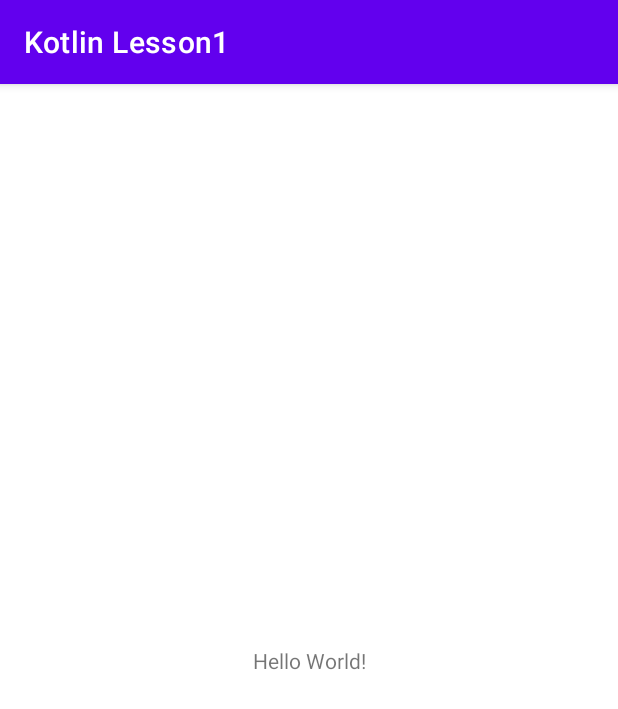
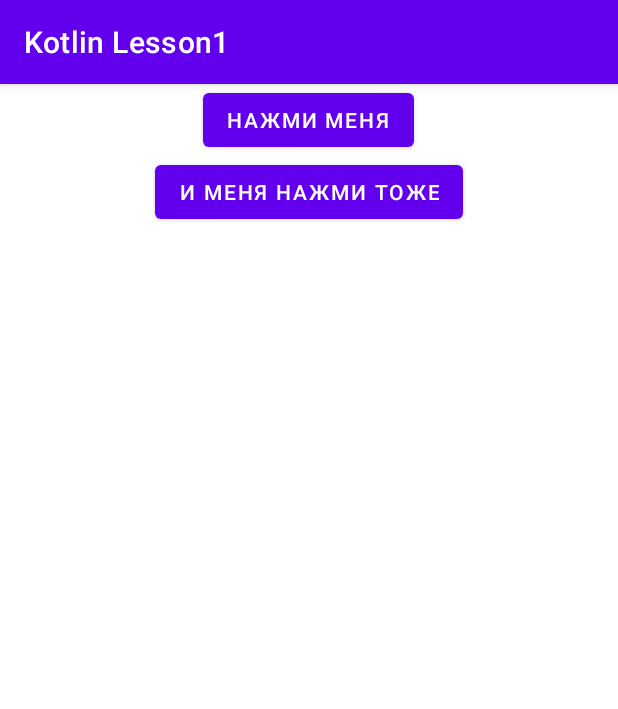
Before and after one commit to HomchenkoP/KotlinLesson1, an Android app: the screen it shows after launch (MainActivity), on a phone screen of 412 x 824 dp. Shown: the top 709 px of the screen. Run offline under Robolectric (Android 15) with nearby library versions, the phone set to English and light mode, and no system bars.

Commit message:
4. Добавить кнопку в разметку и повесить на неё clickListener в Activity.

```diff
--- a/app/src/main/java/ru/geekbrains/kotlin/MainActivity.kt
+++ b/app/src/main/java/ru/geekbrains/kotlin/MainActivity.kt
@@ -1,11 +1,30 @@
 package ru.geekbrains.kotlin
 
 import android.os.Bundle
+import android.view.View
+import android.widget.Button
+import android.widget.Toast
 import androidx.appcompat.app.AppCompatActivity
 
 class MainActivity : AppCompatActivity() {
     override fun onCreate(savedInstanceState: Bundle?) {
         super.onCreate(savedInstanceState)
         setContentView(R.layout.activity_main)
+
+        var button: Button = findViewById(R.id.button)
+        button.setOnClickListener(object : View.OnClickListener {
+            override fun onClick(v: View?) {
+                Toast.makeText(applicationContext, "Кнопка нажата.", Toast.LENGTH_SHORT).show()
+            }
+        })
+
+        var buttonTwo: Button = findViewById(R.id.buttonTwo)
+        buttonTwo.setOnClickListener(buttonOnClickListener)
+    }
+
+    val buttonOnClickListener: View.OnClickListener = object : View.OnClickListener {
+        override fun onClick(v: View?) {
+            Toast.makeText(applicationContext, "И эта кнопка тоже нажата.", Toast.LENGTH_SHORT).show()
+        }
     }
 }
--- a/app/src/main/res/layout/activity_main.xml
+++ b/app/src/main/res/layout/activity_main.xml
@@ -1,18 +1,24 @@
 <?xml version="1.0" encoding="utf-8"?>
-<androidx.constraintlayout.widget.ConstraintLayout xmlns:android="http://schemas.android.com/apk/res/android"
-    xmlns:app="http://schemas.android.com/apk/res-auto"
+<LinearLayout
+    xmlns:android="http://schemas.android.com/apk/res/android"
     xmlns:tools="http://schemas.android.com/tools"
     android:layout_width="match_parent"
     android:layout_height="match_parent"
+    android:orientation="vertical"
     tools:context=".MainActivity">
 
-    <TextView
+    <Button
+        android:id="@+id/button"
         android:layout_width="wrap_content"
         android:layout_height="wrap_content"
-        android:text="Hello World!"
-        app:layout_constraintBottom_toBottomOf="parent"
-        app:layout_constraintLeft_toLeftOf="parent"
-        app:layout_constraintRight_toRightOf="parent"
-        app:layout_constraintTop_toTopOf="parent" />
+        android:layout_gravity="center"
+        android:text="@string/button_lable" />
 
-</androidx.constraintlayout.widget.ConstraintLayout>
+    <Button
+        android:id="@+id/buttonTwo"
+        android:layout_width="wrap_content"
+        android:layout_height="wrap_content"
+        android:layout_gravity="center"
+        android:text="@string/buttonTwo_label" />
+
+</LinearLayout>
--- a/app/src/main/res/values/strings.xml
+++ b/app/src/main/res/values/strings.xml
@@ -1,3 +1,5 @@
 <resources>
     <string name="app_name">Kotlin Lesson1</string>
+    <string name="button_lable">Нажми меня</string>
+    <string name="buttonTwo_label">И меня нажми тоже</string>
 </resources>
```
